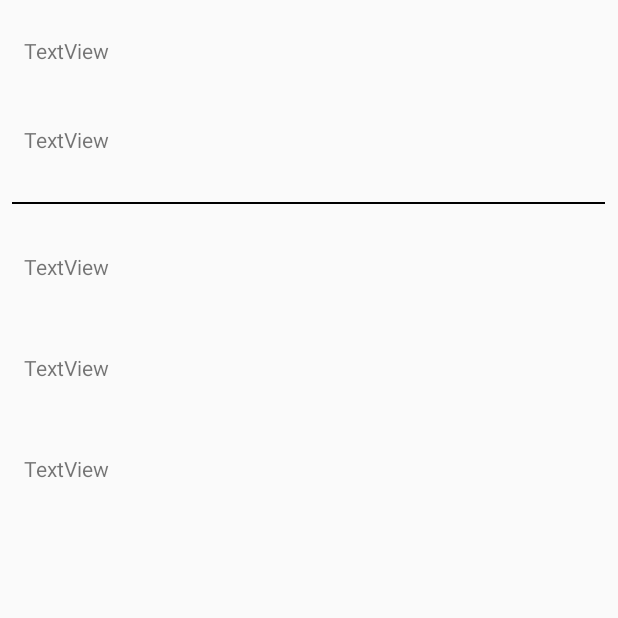
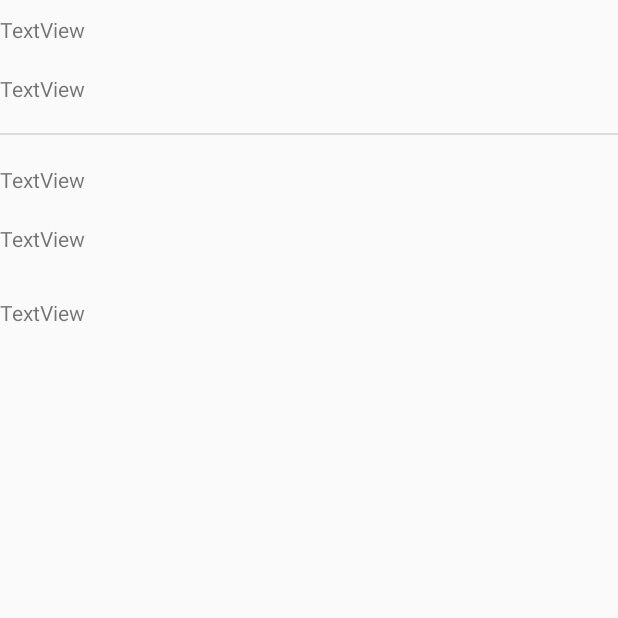
Before and after one commit to ayoublaw/ShopManga, an Android app: the MangadetailsActivity screen opened directly, with no data from a screen before it, on a phone screen of 412 x 824 dp, the top half of it. Run offline under Robolectric (Android 15) with nearby library versions, the phone set to English and light mode, and no system bars; network calls fail; 5 statements that could not run were skipped.

Commit message:
fonctionnalite bouton_call

```diff
--- a/app/src/main/AndroidManifest.xml
+++ b/app/src/main/AndroidManifest.xml
@@ -4,6 +4,14 @@
 
     <uses-permission android:name="android.permission.ACCESS_FINE_LOCATION" />
     <uses-permission android:name="android.permission.INTERNET" />
+
+    <!-- PARTIE QUI CONCERNE LE TELEPHONE -->
+    <!-- Force cette application a n'etre accessible que pour les appareils disposant d'un telephone -->
+    <uses-feature
+        android:name="android.hardware.telephony"
+        android:required="true" />
+    <!-- Pour faire la demande d'autorisation de consulter l'etat du telephone -->
+    <uses-permission android:name="android.permission.READ_PHONE_STATE" />
 
     <application
         android:allowBackup="true"
--- a/app/src/main/java/com/android/shopmanga/MangadetailsActivity.java
+++ b/app/src/main/java/com/android/shopmanga/MangadetailsActivity.java
@@ -1,10 +1,19 @@
 package com.android.shopmanga;
 
+import android.content.Intent;
+import android.net.Uri;
 import android.support.v7.app.AppCompatActivity;
 import android.os.Bundle;
+import android.telephony.TelephonyManager;
+import android.view.View;
+import android.widget.Button;
+import android.widget.ImageView;
 import android.widget.TextView;
 
 public class MangadetailsActivity extends AppCompatActivity {
+
+
+    TelephonyManager telephonyManager; // pour recuperer l'etat de l'application 'telephone'
 
     @Override
     protected void onCreate(Bundle savedInstanceState) {
@@ -19,10 +28,24 @@ public class MangadetailsActivity extends AppCompatActivity {
         TextView address = findViewById(R.id.address);
         TextView telephone = findViewById(R.id.telephone);
 
-        mangaName.setText( "Manga name :  "+manga.getMangaName());
-        price.setText(     "Price :       "+Double.toString(manga.getPrice()));
-        sellerName.setText("Seller Name : "+manga.getSellerName());
-        address.setText(   "Addresse :    "+manga.getAddress());
-        telephone.setText( "Telephone :   "+manga.getTelephone());
+        mangaName.setText( "Manga name :  " + manga.getMangaName());
+        price.setText(     "Price :       " + Double.toString(manga.getPrice()));
+        sellerName.setText("Seller Name : " + manga.getSellerName());
+        address.setText(   "Addresse :    " + manga.getAddress());
+        telephone.setText( "Telephone :   " + manga.getTelephone());
+
+
+        // ici on gere le bouton call
+        ImageView callButton = findViewById(R.id.call_button);
+        telephonyManager = (TelephonyManager) this.getSystemService(this.TELEPHONY_SERVICE);
+        callButton.setOnClickListener(v -> {
+            if(telephonyManager.getCallState() == TelephonyManager.CALL_STATE_IDLE) {
+                Intent appel = new Intent(Intent.ACTION_DIAL, Uri.parse("tel:" + telephone.getText()));
+                startActivity(appel);
+            }
+        });
+
+
+
     }
 }
--- a/app/src/main/res/layout/activity_mangadetails.xml
+++ b/app/src/main/res/layout/activity_mangadetails.xml
@@ -4,96 +4,85 @@
     xmlns:tools="http://schemas.android.com/tools"
     android:layout_width="match_parent"
     android:layout_height="match_parent"
-    tools:context=".MangadetailsActivity">
+    tools:context=".MangadetailsActivity" >
 
-    <TextView
-        android:id="@+id/telephone"
-        android:layout_width="0dp"
-        android:layout_height="wrap_content"
-        android:layout_marginStart="16dp"
-        android:layout_marginLeft="16dp"
-        android:layout_marginTop="48dp"
-        android:layout_marginEnd="16dp"
-        android:layout_marginRight="16dp"
-        android:text="TextView"
-        app:layout_constraintEnd_toEndOf="parent"
-        app:layout_constraintHorizontal_bias="0.0"
-        app:layout_constraintStart_toStartOf="parent"
-        app:layout_constraintTop_toBottomOf="@+id/address" />
+    <LinearLayout
+        android:layout_width="match_parent"
+        android:layout_height="match_parent"
+        android:orientation="vertical" >
 
-    <TextView
-        android:id="@+id/address"
-        android:layout_width="0dp"
-        android:layout_height="wrap_content"
-        android:layout_marginStart="16dp"
-        android:layout_marginLeft="16dp"
-        android:layout_marginTop="48dp"
-        android:layout_marginEnd="16dp"
-        android:layout_marginRight="16dp"
-        android:text="TextView"
-        app:layout_constraintEnd_toEndOf="parent"
-        app:layout_constraintHorizontal_bias="0.0"
-        app:layout_constraintStart_toStartOf="parent"
-        app:layout_constraintTop_toBottomOf="@+id/sellerName" />
 
-    <TextView
-        android:id="@+id/sellerName"
-        android:layout_width="0dp"
-        android:layout_height="wrap_content"
-        android:layout_marginStart="16dp"
-        android:layout_marginLeft="16dp"
-        android:layout_marginTop="32dp"
-        android:layout_marginEnd="16dp"
-        android:layout_marginRight="16dp"
-        android:text="TextView"
-        app:layout_constraintEnd_toEndOf="parent"
-        app:layout_constraintHorizontal_bias="0.0"
-        app:layout_constraintStart_toStartOf="parent"
-        app:layout_constraintTop_toBottomOf="@+id/divider2" />
+        <TextView
+            android:id="@+id/mangaName"
+            android:layout_width="match_parent"
+            android:layout_height="wrap_content"
+            android:layout_marginVertical="10dp"
+            android:text="TextView" />
 
-    <TextView
-        android:id="@+id/mangaName"
-        android:layout_width="0dp"
-        android:layout_height="wrap_content"
-        android:layout_marginStart="16dp"
-        android:layout_marginLeft="16dp"
-        android:layout_marginTop="24dp"
-        android:layout_marginEnd="16dp"
-        android:layout_marginRight="16dp"
-        android:text="TextView"
-        app:layout_constraintEnd_toEndOf="parent"
-        app:layout_constraintStart_toStartOf="parent"
-        app:layout_constraintTop_toTopOf="parent" />
+        <TextView
+            android:id="@+id/price"
+            android:layout_width="match_parent"
+            android:layout_height="wrap_content"
+            android:layout_marginVertical="10dp"
+            android:text="TextView" />
 
-    <TextView
-        android:id="@+id/price"
-        android:layout_width="0dp"
-        android:layout_height="19dp"
-        android:layout_marginStart="16dp"
-        android:layout_marginLeft="16dp"
-        android:layout_marginTop="40dp"
-        android:layout_marginEnd="16dp"
-        android:layout_marginRight="16dp"
-        android:text="TextView"
-        app:layout_constraintEnd_toEndOf="parent"
-        app:layout_constraintHorizontal_bias="0.0"
-        app:layout_constraintStart_toStartOf="parent"
-        app:layout_constraintTop_toBottomOf="@+id/mangaName" />
 
-    <View
-        android:id="@+id/divider2"
-        android:layout_width="395dp"
-        android:layout_height="1dp"
-        android:layout_marginStart="8dp"
-        android:layout_marginLeft="8dp"
-        android:layout_marginTop="32dp"
-        android:layout_marginEnd="8dp"
-        android:layout_marginRight="8dp"
-        android:background="@android:color/background_dark"
-        android:visibility="visible"
-        app:layout_constraintEnd_toEndOf="parent"
-        app:layout_constraintHorizontal_bias="0.0"
-        app:layout_constraintStart_toStartOf="parent"
-        app:layout_constraintTop_toBottomOf="@+id/price" />
+        <View
+            android:id="@+id/divider"
+            android:layout_width="match_parent"
+            android:layout_height="1dp"
+            android:layout_marginVertical="10dp"
+            android:background="?android:attr/listDivider" />
+
+        <TextView
+            android:id="@+id/sellerName"
+            android:layout_width="match_parent"
+            android:layout_height="wrap_content"
+            android:layout_marginVertical="10dp"
+            android:text="TextView" />
+
+        <TextView
+            android:id="@+id/address"
+            android:layout_width="match_parent"
+            android:layout_height="wrap_content"
+            android:layout_marginVertical="10dp"
+            android:text="TextView" />
+
+        <LinearLayout
+            android:layout_width="match_parent"
+            android:layout_height="wrap_content"
+            android:orientation="horizontal"
+            android:layout_marginVertical="10dp" >
+
+            <TextView
+                android:id="@+id/telephone"
+                android:layout_width="0dp"
+                android:layout_weight="1"
+                android:layout_height="match_parent"
+                android:layout_marginVertical="10dp"
+                android:text="TextView" />
+
+            <ImageView
+                android:id="@+id/call_button"
+                android:layout_width="wrap_content"
+                android:layout_height="match_parent"
+                android:layout_marginHorizontal="30dp"
+                android:visibility="gone"
+                app:srcCompat="@android:drawable/ic_menu_call" />
+
+        </LinearLayout>
+
+    </LinearLayout>
+
+
+
+
+
+
+
+
+
+
+
 
 </android.support.constraint.ConstraintLayout>
```
